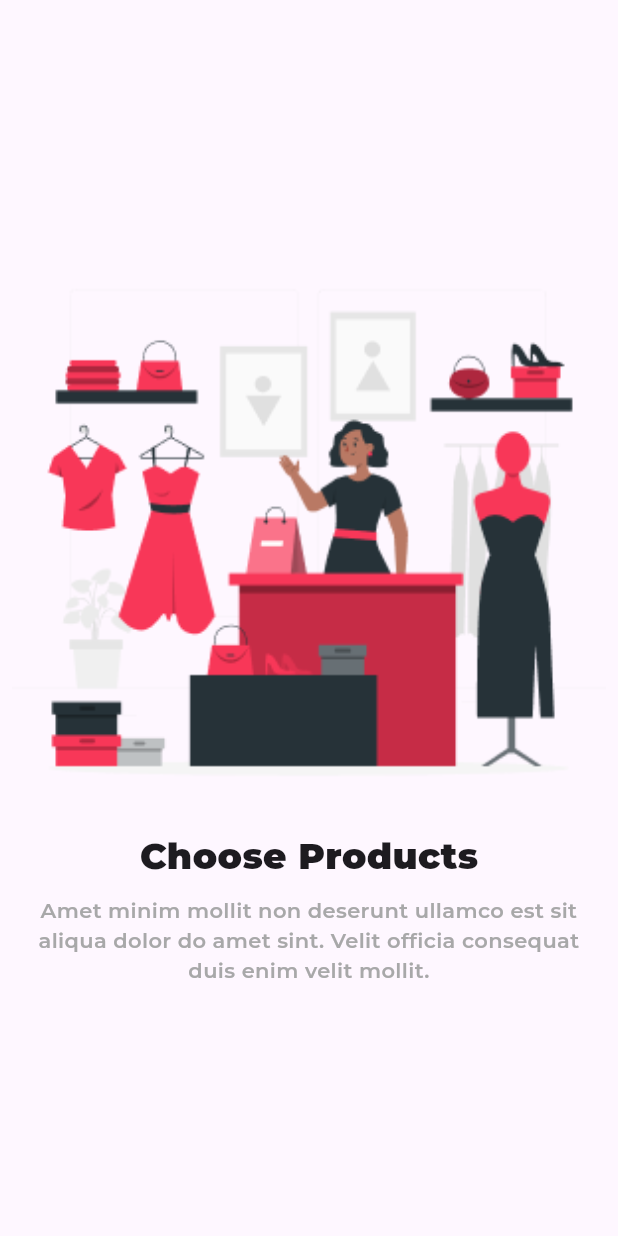
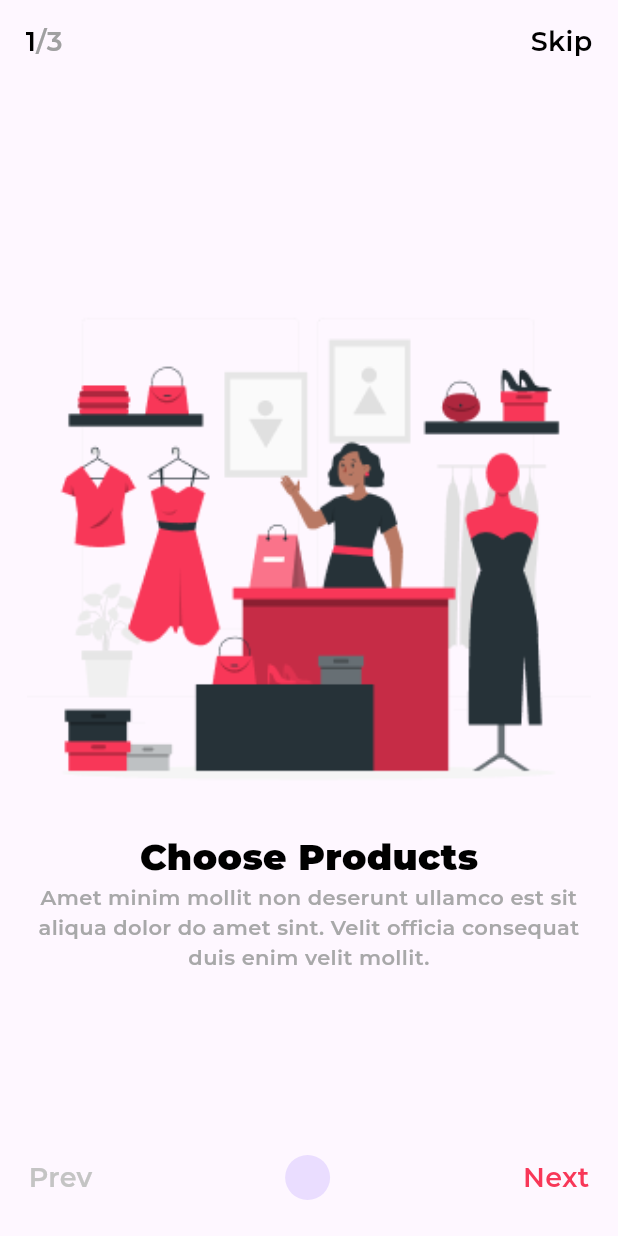
Before and after one commit to AswinBiju67/ecommerce_app, a Flutter app: the screen it shows after launch, on a phone screen of 412 x 824 dp. Run offline on Flutter 3.47's test engine with Material 3 defaults, Android fonts, the phone set to English and light mode, and no system bars; our stand-ins replace google_fonts.

```diff
--- a/lib/onboarding_screen/onboarding_screen.dart
+++ b/lib/onboarding_screen/onboarding_screen.dart
@@ -1,3 +1,5 @@
+import 'package:ecommerce_app/Login_screen/Login_screen.dart';
+import 'package:ecommerce_app/utlit/color.dart';
 import 'package:flutter/material.dart';
 import 'package:google_fonts/google_fonts.dart';
 
@@ -9,30 +11,60 @@ class OnboardingScreen extends StatefulWidget {
 }
 
 class _OnboardingScreenState extends State<OnboardingScreen> {
+  List imagesonboard=["assets/images/fashion shop-rafiki 1.png",
+"assets/images/Shopping bag-rafiki 1.png",
+"assets/images/Sales consulting-pana 1.png"];
   @override
   Widget build(BuildContext context) {
     return Scaffold(
-     body: PageView(children: [
-      Padding(
-        padding: const EdgeInsets.all(8.0),
+      appBar: AppBar(
+        leading: Padding(
+          padding: const EdgeInsets.only(left: 17),
+          child: Row(
+            children: [
+              Text("1",style: GoogleFonts.montserrat(color: colorconst.BLACK,fontSize: 18,fontWeight: FontWeight.w600),),
+              Text("/3",style: GoogleFonts.montserrat(color: colorconst.GREYSH3,fontSize: 18,fontWeight: FontWeight.w600),),
+            ],
+          ),
+        ),
+        actions: [Padding(
+          padding: const EdgeInsets.only(right: 17),
+          child: InkWell(
+            onTap: () {
+              Navigator.push(context, MaterialPageRoute(builder: (context) => LoginScreen(),));
+            },
+            child: Text("Skip",style: GoogleFonts.montserrat(color: colorconst.BLACK,fontSize: 18,fontWeight: FontWeight.w600),)),
+        ),],
+      ),
+     body: PageView.builder(
+      itemCount: imagesonboard.length,
+      itemBuilder: (context, index) => Padding(
+        padding: const EdgeInsets.symmetric(horizontal: 18,vertical: 21),
         child: Column(
           mainAxisAlignment: MainAxisAlignment.center,
           children: [
             Image.asset(
               fit: BoxFit.fill,
               width: 400,
-              "assets/images/fashion shop-rafiki 1.png"),
-              Text("Choose Products",style: GoogleFonts.montserrat(fontWeight: FontWeight.w900,fontSize: 24),),
-              Padding(
-                padding: const EdgeInsets.all(10.0),
-                child: Text("Amet minim mollit non deserunt ullamco est sit aliqua dolor do amet sint. Velit officia consequat duis enim velit mollit.",
-                style: GoogleFonts.montserrat(fontWeight: FontWeight.w600,fontSize: 14,color: Color(0xffA8A8A9),),
-                textAlign: TextAlign.center,),
-              )
+              imagesonboard[index]),
+              Text("Choose Products",style: GoogleFonts.montserrat(fontWeight: FontWeight.w900,fontSize: 24,color: colorconst.BLACK),),
+              Text("Amet minim mollit non deserunt ullamco est sit aliqua dolor do amet sint. Velit officia consequat duis enim velit mollit.",
+              style: GoogleFonts.montserrat(fontWeight: FontWeight.w600,fontSize: 14,color: colorconst.GREYSH1,),
+              textAlign: TextAlign.center,)
+          ],
+        ),
+      ),),
+      bottomNavigationBar: Padding(
+        padding: const EdgeInsets.only(right: 19,bottom: 24,left: 19),
+        child: Row(
+          mainAxisAlignment: MainAxisAlignment.spaceBetween,
+          children: [
+            Text("Prev",style: GoogleFonts.montserrat(fontSize: 18,fontWeight: FontWeight.w600,color: colorconst.GREYSH2),),
+            CircleAvatar(radius: 15,),
+            Text("Next",style: GoogleFonts.montserrat(fontSize: 18,fontWeight: FontWeight.w600,color: colorconst.PRIMARY),),
           ],
         ),
       ),
-     ],),
     );
   }
 }
--- a/lib/utlit/color.dart
+++ b/lib/utlit/color.dart
@@ -2,4 +2,13 @@ import 'package:flutter/material.dart';
 
 class colorconst{
   static const PRIMARY=Color(0xffF83758);
+  static const BLACK=Color(0xff000000);
+    static const GREYSH3=Color(0xffA0A0A1);
+    static const GREYSH1=Color(0xffA8A8A9);
+    static const GREYSH2=Color(0xffC4C4C4);
+
+
+
+
+
 }
--- a/lib/utlit/images.dart
+++ b/lib/utlit/images.dart
@@ -1,3 +1,3 @@
 class imagesConst{
   static const MYLOGO="assets/images/Group 34010.png";
-}
+    }
```
Also changed, not shown: lib/Login_screen/Login_screen.dart (added, +67 -0 lines), assets/images/Sales consulting-pana 1.png (added).
